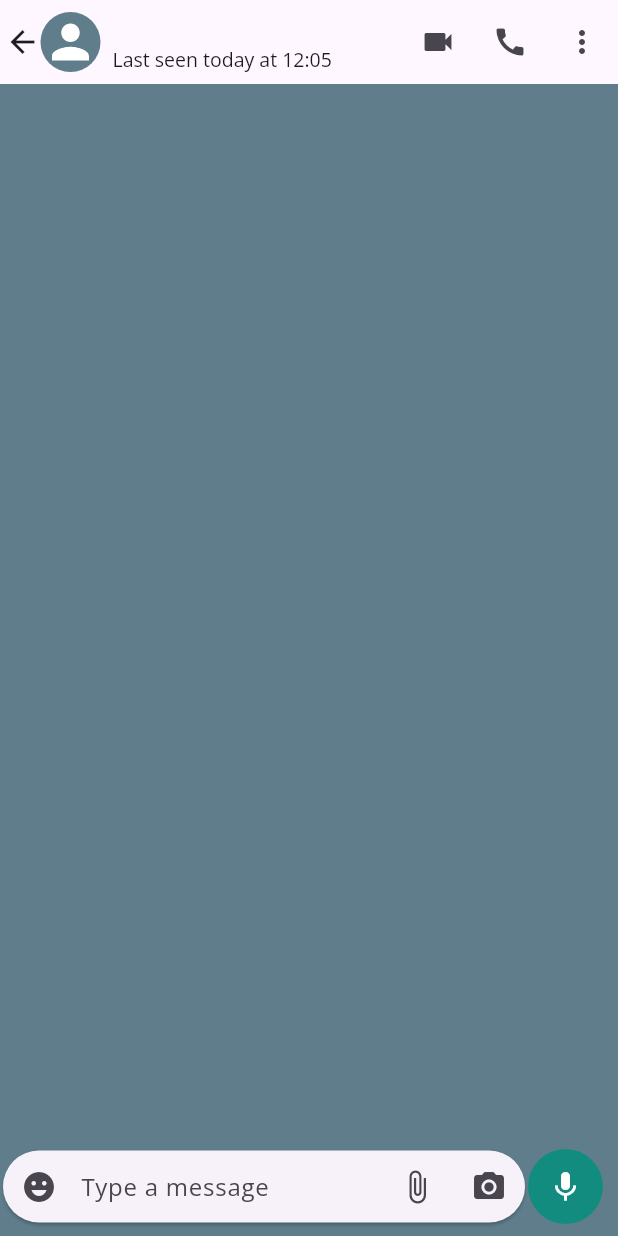
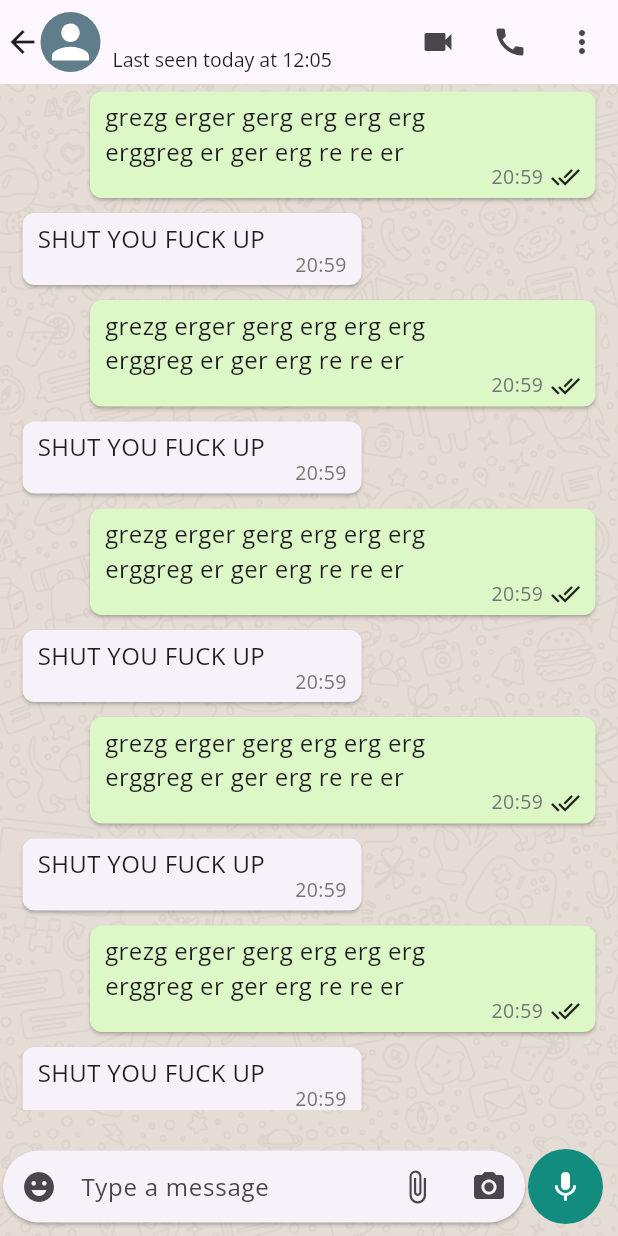
Before and after one commit to d-perreaux/clone_whatsapp, a Flutter app: the IndividualPage screen opened directly with empty values, on a phone screen of 412 x 824 dp. Run offline on Flutter 3.47's test engine with Material 3 defaults, Android fonts, the phone set to English and light mode, and no system bars; our stand-ins replace flutter_svg.

Commit message:
feat(individualPage): add OwnMessageCard and ReplyCardMessage custom UI

```diff
--- /dev/null
+++ b/lib/CustomUI/OwnMessageCard.dart
@@ -0,0 +1,50 @@
+import 'package:flutter/material.dart';
+
+class OwnMessageCard extends StatelessWidget {
+  const OwnMessageCard({super.key});
+
+  @override
+  Widget build(BuildContext context) {
+    return Align(
+      alignment: Alignment.centerRight,
+      child: ConstrainedBox(
+        constraints: BoxConstraints(
+          maxWidth: MediaQuery.of(context).size.width - 45,
+        ),
+        child: Card(
+          elevation: 1,
+          shape: RoundedRectangleBorder(borderRadius: BorderRadius.circular(8)),
+          color: Color(0XffDCF8C6),
+          margin: EdgeInsets.symmetric(horizontal: 15, vertical: 5),
+          child: Stack(
+            children: [
+              Padding(
+                padding: const EdgeInsets.only(left: 10, right: 60, top: 5, bottom: 20),
+                child: Text("grezg erger gerg erg erg erg erggreg er ger erg re re er ",
+                style: TextStyle(
+                  fontSize: 16,
+                ),),
+              ),
+              Positioned(
+                bottom: 4,
+                right: 10,
+                child: Row(
+                  children: [
+                    Text("20:59",
+                    style: TextStyle(
+                      fontSize: 13,
+                      color: Colors.grey[600],
+                      ),
+                    ),
+                    SizedBox(width: 5,),
+                    Icon(Icons.done_all, size: 20,),
+                  ],
+                ),
+              )
+            ],
+          ),
+        ),
+      ),
+    );
+  }
+}
--- /dev/null
+++ b/lib/CustomUI/ReplyCardMessage.dart
@@ -0,0 +1,45 @@
+import 'package:flutter/material.dart';
+
+class ReplyMessageCard extends StatelessWidget {
+  const ReplyMessageCard({super.key});
+
+  @override
+  Widget build(BuildContext context) {
+    return Align(
+      alignment: Alignment.centerLeft,
+      child: ConstrainedBox(
+        constraints: BoxConstraints(
+          maxWidth: MediaQuery.of(context).size.width - 45,
+        ),
+        child: Card(
+          elevation: 1,
+          shape: RoundedRectangleBorder(borderRadius: BorderRadius.circular(8)),
+          // color: Color(0XffDCF8C6),
+          margin: EdgeInsets.symmetric(horizontal: 15, vertical: 5),
+          child: Stack(
+            children: [
+              Padding(
+                padding: const EdgeInsets.only(left: 10, right: 60, top: 5, bottom: 20),
+                child: Text("SHUT YOU FUCK UP ",
+                  style: TextStyle(
+                    fontSize: 16,
+                  ),),
+              ),
+              Positioned(
+                bottom: 4,
+                right: 10,
+                    child:
+                    Text("20:59",
+                      style: TextStyle(
+                        fontSize: 13,
+                        color: Colors.grey[600],
+                      ),
+                    ),
+              )
+            ],
+          ),
+        ),
+      ),
+    );
+  }
+}
--- a/lib/Screens/IndividualPage.dart
+++ b/lib/Screens/IndividualPage.dart
@@ -1,3 +1,5 @@
+import 'package:chatapp/CustomUI/OwnMessageCard.dart';
+import 'package:chatapp/CustomUI/ReplyCardMessage.dart';
 import 'package:flutter/material.dart';
 import 'package:chatapp/Model/ChatModel.dart';
 import 'package:flutter_svg/svg.dart';
@@ -13,8 +15,14 @@ class IndividualPage extends StatefulWidget {
 class _IndividualPageState extends State<IndividualPage> {
   @override
   Widget build(BuildContext context) {
-    return Scaffold(
-      backgroundColor: Colors.blueGrey,
+    return Stack(
+      children: [
+        Image.asset("assets/whatsappbackground.png",
+          height: MediaQuery.of(context).size.height,
+          width: MediaQuery.of(context).size.width,
+        fit: BoxFit.cover,),
+        Scaffold(
+          backgroundColor: Colors.transparent,
           appBar: AppBar(
             titleSpacing: 0,
             leadingWidth: 70,
@@ -83,7 +91,28 @@ class _IndividualPageState extends State<IndividualPage> {
             width: MediaQuery.of(context).size.width,
             child: Stack(
               children: [
-            ListView(),
+                Container(
+                  height: MediaQuery.of(context).size.height - 140,
+                  child: ListView(
+                    shrinkWrap: true,
+                    children: [
+                      OwnMessageCard(),
+                      ReplyMessageCard(),
+                      OwnMessageCard(),
+                      ReplyMessageCard(),
+                      OwnMessageCard(),
+                      ReplyMessageCard(),
+                      OwnMessageCard(),
+                      ReplyMessageCard(),
+                      OwnMessageCard(),
+                      ReplyMessageCard(),
+                      OwnMessageCard(),
+                      ReplyMessageCard(),
+                      OwnMessageCard(),
+                      ReplyMessageCard(),
+                    ],
+                  ),
+                ),
                 Align(
                   alignment: Alignment.bottomCenter,
                   child: Row(
@@ -133,6 +162,8 @@ class _IndividualPageState extends State<IndividualPage> {
               ],
             ),
           ),
+        ),
+      ],
     );
   }
 }
```
Also changed, not shown: assets/whatsappbackground.png (added). Lines whose indentation alone changed are shown as unchanged.
